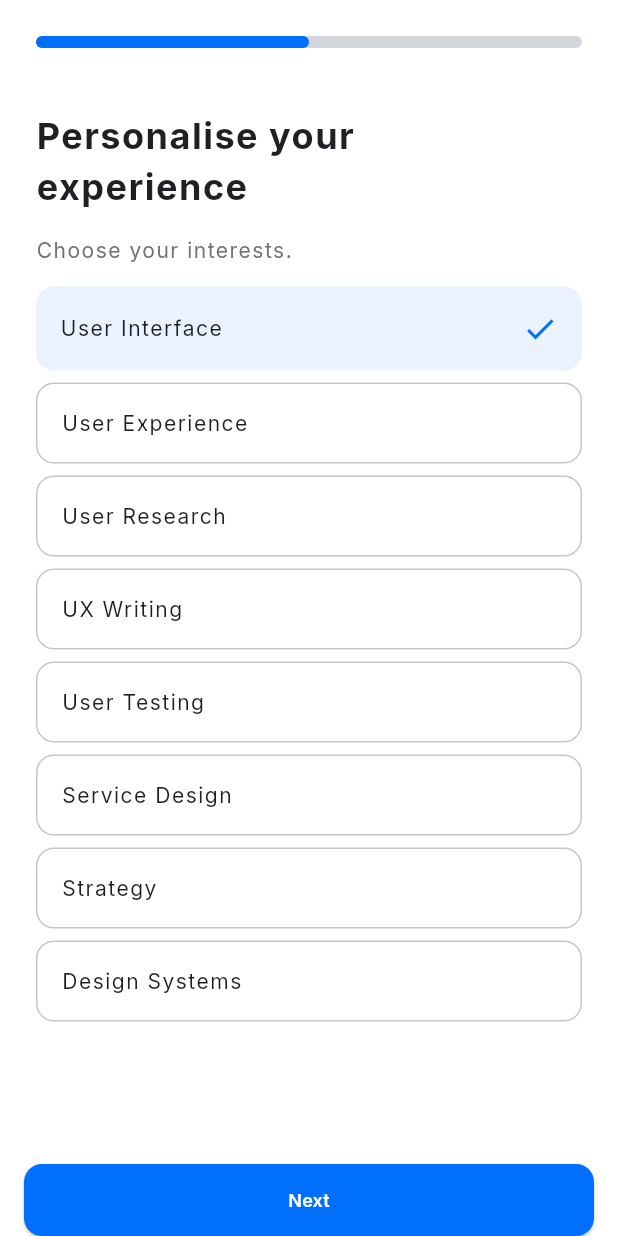
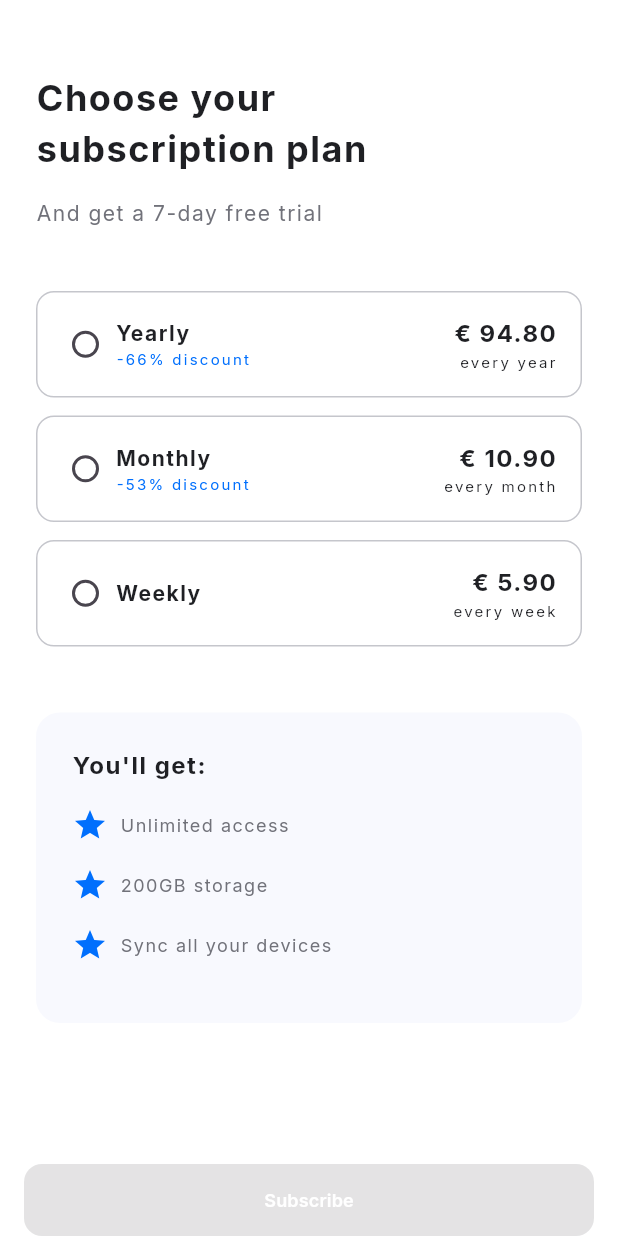
Before and after one commit to rakafajars/slicing_prototyping_kits, a Flutter app: the ExperienceScreen screen opened directly, after a tap on "User Interface", after a tap on "Next", on a phone screen of 412 x 824 dp. Run offline on Flutter 3.47's test engine with Material 3 defaults, Android fonts, the phone set to English and light mode, and no system bars; our stand-ins replace flutter_svg, gap, google_fonts, vector_graphics.

Commit message:
Add UI Subscription

```diff
--- /dev/null
+++ b/lib/models/subcriptions_model.dart
@@ -0,0 +1,34 @@
+class SubcriptionsModel {
+  final String namePackage;
+  final String? priceDiscount;
+  final String price;
+  final String duration;
+
+  SubcriptionsModel({
+    required this.namePackage,
+    required this.priceDiscount,
+    required this.price,
+    required this.duration,
+  });
+}
+
+final List<SubcriptionsModel> listSubcriptions = [
+  SubcriptionsModel(
+    namePackage: 'Yearly',
+    priceDiscount: '-66%',
+    price: '€ 94.80',
+    duration: 'every year',
+  ),
+  SubcriptionsModel(
+    namePackage: 'Monthly',
+    priceDiscount: '-53%',
+    price: '€ 10.90',
+    duration: 'every month',
+  ),
+  SubcriptionsModel(
+    namePackage: 'Weekly',
+    priceDiscount: null,
+    price: '€ 5.90',
+    duration: 'every week',
+  ),
+];
--- a/lib/screen/experience_screen/experience_screen.dart
+++ b/lib/screen/experience_screen/experience_screen.dart
@@ -1,4 +1,5 @@
 import 'package:belajar_slicing_ui/models/personalise_experience_model.dart';
+import 'package:belajar_slicing_ui/screen/subcription_screen/subcription_screen.dart';
 import 'package:belajar_slicing_ui/utils/color_styles.dart';
 import 'package:belajar_slicing_ui/utils/text_styles.dart';
 import 'package:belajar_slicing_ui/widgets/button_global_widget.dart';
@@ -134,7 +135,15 @@ class _ExperienceScreenState extends State<ExperienceScreen> {
           child: ButtonGlobalWidget(
             onPressed: listPersonaliseExperiences
                     .any((element) => element.isSelected == true)
-                ? () {}
+                ? () {
+                    Navigator.pushAndRemoveUntil(
+                      context,
+                      MaterialPageRoute(
+                        builder: (context) => const SubcriptionScreen(),
+                      ),
+                      (val) => false,
+                    );
+                  }
                 : null,
           ),
         ),
--- /dev/null
+++ b/lib/screen/subcription_screen/subcription_screen.dart
@@ -0,0 +1,229 @@
+import 'package:belajar_slicing_ui/models/subcriptions_model.dart';
+import 'package:belajar_slicing_ui/utils/color_styles.dart';
+import 'package:belajar_slicing_ui/utils/text_styles.dart';
+import 'package:belajar_slicing_ui/widgets/button_global_widget.dart';
+import 'package:flutter/material.dart';
+import 'package:gap/gap.dart';
+
+class SubcriptionScreen extends StatefulWidget {
+  const SubcriptionScreen({super.key});
+
+  @override
+  State<SubcriptionScreen> createState() => _SubcriptionScreenState();
+}
+
+class _SubcriptionScreenState extends State<SubcriptionScreen> {
+  final _listBenefits = <String>[
+    'Unlimited access',
+    '200GB storage',
+    'Sync all your devices',
+  ];
+
+  SubcriptionsModel? _selectedSubcriptions;
+
+  @override
+  Widget build(BuildContext context) {
+    return Scaffold(
+      backgroundColor: ColorStyles.neutralLightGreyLightLightest,
+      body: SafeArea(
+        bottom: false,
+        child: Column(
+          mainAxisSize: MainAxisSize.min,
+          crossAxisAlignment: CrossAxisAlignment.start,
+          children: [
+            const Gap(48),
+            Padding(
+              padding: const EdgeInsets.symmetric(
+                horizontal: 24,
+              ),
+              child: Column(
+                crossAxisAlignment: CrossAxisAlignment.start,
+                children: [
+                  Text(
+                    'Choose your\nsubscription plan',
+                    style: TextStyles.h1.copyWith(
+                      color: ColorStyles.neutralDarkDarkest,
+                    ),
+                  ),
+                  const Gap(16),
+                  Text(
+                    'And get a 7-day free trial',
+                    style: TextStyles.bodyM.copyWith(
+                      color: ColorStyles.neutralDarkLight,
+                    ),
+                  ),
+                ],
+              ),
+            ),
+            const Gap(42),
+            Column(
+              mainAxisSize: MainAxisSize.min,
+              children: List.generate(
+                listSubcriptions.length,
+                (index) {
+                  var subcription = listSubcriptions[index];
+                  return Padding(
+                    padding: const EdgeInsets.only(
+                      bottom: 12,
+                    ),
+                    child: GestureDetector(
+                      onTap: () {
+                        _selectedSubcriptions = subcription;
+
+                        setState(() {});
+                      },
+                      child: Container(
+                        margin: const EdgeInsets.symmetric(
+                          horizontal: 24,
+                        ),
+                        padding: const EdgeInsets.all(
+                          16,
+                        ),
+                        decoration: BoxDecoration(
+                          color: _selectedSubcriptions == subcription
+                              ? ColorStyles.highlightPrimaryLightest
+                              : null,
+                          borderRadius: BorderRadius.circular(
+                            12,
+                          ),
+                          border: _selectedSubcriptions == subcription
+                              ? null
+                              : Border.all(
+                                  color: ColorStyles.neutralLightGreyDark,
+                                ),
+                        ),
+                        child: Row(
+                          mainAxisAlignment: MainAxisAlignment.spaceBetween,
+                          children: [
+                            Row(
+                              children: [
+                                Radio<SubcriptionsModel>(
+                                  value: subcription,
+                                  groupValue: _selectedSubcriptions,
+                                  activeColor:
+                                      ColorStyles.highlightPrimaryDarkest,
+                                  onChanged: (value) {
+                                    _selectedSubcriptions = value;
+
+                                    setState(() {});
+                                  },
+                                  visualDensity: const VisualDensity(
+                                    horizontal: -4,
+                                    vertical: -4,
+                                  ),
+                                ),
+                                const Gap(4),
+                                Column(
+                                  crossAxisAlignment: CrossAxisAlignment.start,
+                                  children: [
+                                    Text(
+                                      subcription.namePackage,
+                                      style: TextStyles.h4.copyWith(
+                                        color: ColorStyles.neutralDarkDarkest,
+                                      ),
+                                    ),
+                                    Visibility(
+                                      visible:
+                                          subcription.priceDiscount != null,
+                                      child: Text(
+                                        '${subcription.priceDiscount} discount',
+                                        style: TextStyles.bodyXS.copyWith(
+                                          color: ColorStyles
+                                              .highlightPrimaryDarkest,
+                                        ),
+                                      ),
+                                    ),
+                                  ],
+                                )
+                              ],
+                            ),
+                            Column(
+                              crossAxisAlignment: CrossAxisAlignment.end,
+                              children: [
+                                Text(
+                                  subcription.price,
+                                  style: TextStyles.h3.copyWith(
+                                    color: ColorStyles.neutralDarkDarkest,
+                                  ),
+                                ),
+                                Text(
+                                  subcription.duration,
+                                  style: TextStyles.bodyXS.copyWith(
+                                    color: ColorStyles.neutralDarkDarkest,
+                                  ),
+                                ),
+                              ],
+                            ),
+                          ],
+                        ),
+                      ),
+                    ),
+                  );
+                },
+              ),
+            ),
+            const Gap(32),
+            Container(
+              width: double.infinity,
+              margin: const EdgeInsets.symmetric(
+                horizontal: 24,
+              ),
+              padding: const EdgeInsets.all(24),
+              decoration: BoxDecoration(
+                color: ColorStyles.neutralLightGreyLighLight,
+                borderRadius: BorderRadius.circular(
+                  16,
+                ),
+              ),
+              child: Column(
+                mainAxisSize: MainAxisSize.min,
+                crossAxisAlignment: CrossAxisAlignment.start,
+                children: [
+                  Text(
+                    "You'll get:",
+                    style: TextStyles.h3
+                        .copyWith(color: ColorStyles.neutralDarkDarkest),
+                  ),
+                  const SizedBox(height: 16),
+                  for (var benefit in _listBenefits)
+                    Padding(
+                      padding: const EdgeInsets.only(
+                        bottom: 16,
+                      ),
+                      child: Row(
+                        children: [
+                          const Icon(
+                            Icons.star,
+                            color: ColorStyles.highlightPrimaryDarkest,
+                          ),
+                          const Gap(8),
+                          Text(
+                            benefit,
+                            style: TextStyles.bodyS.copyWith(
+                              color: ColorStyles.neutralDarkLight,
+                            ),
+                          ),
+                        ],
+                      ),
+                    ),
+                ],
+              ),
+            ),
+          ],
+        ),
+      ),
+      bottomNavigationBar: SafeArea(
+        top: false,
+        child: Padding(
+          padding: const EdgeInsets.symmetric(
+            horizontal: 16,
+          ),
+          child: ButtonGlobalWidget(
+            title: 'Subscribe',
+            onPressed: _selectedSubcriptions != null ? () {} : null,
+          ),
+        ),
+      ),
+    );
+  }
+}
--- a/lib/utils/text_styles.dart
+++ b/lib/utils/text_styles.dart
@@ -66,6 +66,13 @@ class TextStyles {
     letterSpacing: 1,
   );
 
+  static TextStyle bodyXS = GoogleFonts.inter(
+    fontWeight: FontWeight.w400,
+    fontSize: 10,
+    color: ColorStyles.black,
+    letterSpacing: 1.5,
+  );
+
   static TextStyle actionActionM = GoogleFonts.inter(
     fontWeight: FontWeight.w600,
     fontSize: 12,
--- a/lib/widgets/button_global_widget.dart
+++ b/lib/widgets/button_global_widget.dart
@@ -5,7 +5,12 @@ import '../utils/text_styles.dart';
 
 class ButtonGlobalWidget extends StatelessWidget {
   final void Function()? onPressed;
-  const ButtonGlobalWidget({super.key, this.onPressed});
+  final String? title;
+  const ButtonGlobalWidget({
+    super.key,
+    this.onPressed,
+    this.title,
+  });
 
   @override
   Widget build(BuildContext context) {
@@ -19,7 +24,7 @@ class ButtonGlobalWidget extends StatelessWidget {
       ),
       onPressed: onPressed,
       child: Text(
-        'Next',
+        title ?? 'Next',
         style: TextStyles.actionActionM,
       ),
     );
```
